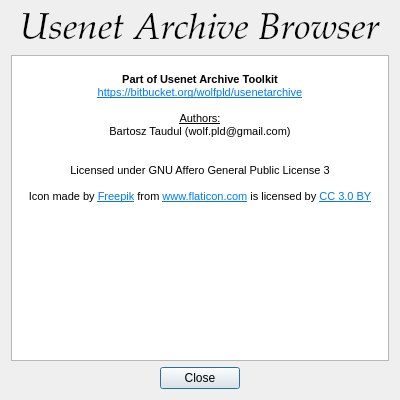
Above: browser/about.ui from wolfpld/usenetarchive before the change. Below: the same form after it.
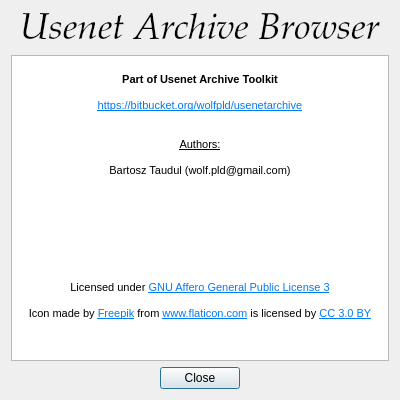
That is the form after the change.

Commit message: Add some spacing to about window.

Diff of the .ui file:
```diff
--- a/browser/about.ui
+++ b/browser/about.ui
@@ -53,13 +53,22 @@
 &lt;/style&gt;&lt;/head&gt;&lt;body style=&quot; font-family:'MS Shell Dlg 2'; font-size:8.25pt; font-weight:400; font-style:normal;&quot;&gt;
 &lt;p align=&quot;center&quot; style=&quot;-qt-paragraph-type:empty; margin-top:0px; margin-bottom:0px; margin-left:0px; margin-right:0px; -qt-block-indent:0; text-indent:0px; font-size:8pt;&quot;&gt;&lt;br /&gt;&lt;/p&gt;
 &lt;p align=&quot;center&quot; style=&quot; margin-top:0px; margin-bottom:0px; margin-left:0px; margin-right:0px; -qt-block-indent:0; text-indent:0px;&quot;&gt;&lt;span style=&quot; font-weight:600;&quot;&gt;Part of Usenet Archive Toolkit&lt;/span&gt;&lt;/p&gt;
+&lt;p align=&quot;center&quot; style=&quot;-qt-paragraph-type:empty; margin-top:0px; margin-bottom:0px; margin-left:0px; margin-right:0px; -qt-block-indent:0; text-indent:0px; font-weight:600;&quot;&gt;&lt;br /&gt;&lt;/p&gt;
 &lt;p align=&quot;center&quot; style=&quot; margin-top:0px; margin-bottom:0px; margin-left:0px; margin-right:0px; -qt-block-indent:0; text-indent:0px;&quot;&gt;&lt;a href=&quot;https://bitbucket.org/wolfpld/usenetarchive&quot;&gt;&lt;span style=&quot; font-size:8pt; text-decoration: underline; color:#007af4;&quot;&gt;https://bitbucket.org/wolfpld/usenetarchive&lt;/span&gt;&lt;/a&gt;&lt;/p&gt;
 &lt;p align=&quot;center&quot; style=&quot;-qt-paragraph-type:empty; margin-top:0px; margin-bottom:0px; margin-left:0px; margin-right:0px; -qt-block-indent:0; text-indent:0px;&quot;&gt;&lt;br /&gt;&lt;/p&gt;
+&lt;p align=&quot;center&quot; style=&quot;-qt-paragraph-type:empty; margin-top:0px; margin-bottom:0px; margin-left:0px; margin-right:0px; -qt-block-indent:0; text-indent:0px;&quot;&gt;&lt;br /&gt;&lt;/p&gt;
 &lt;p align=&quot;center&quot; style=&quot; margin-top:0px; margin-bottom:0px; margin-left:0px; margin-right:0px; -qt-block-indent:0; text-indent:0px;&quot;&gt;&lt;span style=&quot; text-decoration: underline;&quot;&gt;Authors:&lt;/span&gt;&lt;/p&gt;
+&lt;p align=&quot;center&quot; style=&quot;-qt-paragraph-type:empty; margin-top:0px; margin-bottom:0px; margin-left:0px; margin-right:0px; -qt-block-indent:0; text-indent:0px; text-decoration: underline;&quot;&gt;&lt;br /&gt;&lt;/p&gt;
 &lt;p align=&quot;center&quot; style=&quot; margin-top:0px; margin-bottom:0px; margin-left:0px; margin-right:0px; -qt-block-indent:0; text-indent:0px;&quot;&gt;Bartosz Taudul (wolf.pld@gmail.com)&lt;/p&gt;
 &lt;p align=&quot;center&quot; style=&quot;-qt-paragraph-type:empty; margin-top:0px; margin-bottom:0px; margin-left:0px; margin-right:0px; -qt-block-indent:0; text-indent:0px;&quot;&gt;&lt;br /&gt;&lt;/p&gt;
 &lt;p align=&quot;center&quot; style=&quot;-qt-paragraph-type:empty; margin-top:0px; margin-bottom:0px; margin-left:0px; margin-right:0px; -qt-block-indent:0; text-indent:0px;&quot;&gt;&lt;br /&gt;&lt;/p&gt;
-&lt;p align=&quot;center&quot; style=&quot; margin-top:0px; margin-bottom:0px; margin-left:0px; margin-right:0px; -qt-block-indent:0; text-indent:0px;&quot;&gt;Licensed under GNU Affero General Public License 3&lt;/p&gt;
+&lt;p align=&quot;center&quot; style=&quot;-qt-paragraph-type:empty; margin-top:0px; margin-bottom:0px; margin-left:0px; margin-right:0px; -qt-block-indent:0; text-indent:0px;&quot;&gt;&lt;br /&gt;&lt;/p&gt;
+&lt;p align=&quot;center&quot; style=&quot;-qt-paragraph-type:empty; margin-top:0px; margin-bottom:0px; margin-left:0px; margin-right:0px; -qt-block-indent:0; text-indent:0px;&quot;&gt;&lt;br /&gt;&lt;/p&gt;
+&lt;p align=&quot;center&quot; style=&quot;-qt-paragraph-type:empty; margin-top:0px; margin-bottom:0px; margin-left:0px; margin-right:0px; -qt-block-indent:0; text-indent:0px;&quot;&gt;&lt;br /&gt;&lt;/p&gt;
+&lt;p align=&quot;center&quot; style=&quot;-qt-paragraph-type:empty; margin-top:0px; margin-bottom:0px; margin-left:0px; margin-right:0px; -qt-block-indent:0; text-indent:0px;&quot;&gt;&lt;br /&gt;&lt;/p&gt;
+&lt;p align=&quot;center&quot; style=&quot;-qt-paragraph-type:empty; margin-top:0px; margin-bottom:0px; margin-left:0px; margin-right:0px; -qt-block-indent:0; text-indent:0px;&quot;&gt;&lt;br /&gt;&lt;/p&gt;
+&lt;p align=&quot;center&quot; style=&quot;-qt-paragraph-type:empty; margin-top:0px; margin-bottom:0px; margin-left:0px; margin-right:0px; -qt-block-indent:0; text-indent:0px;&quot;&gt;&lt;br /&gt;&lt;/p&gt;
+&lt;p align=&quot;center&quot; style=&quot; margin-top:0px; margin-bottom:0px; margin-left:0px; margin-right:0px; -qt-block-indent:0; text-indent:0px;&quot;&gt;Licensed under &lt;a href=&quot;https://www.gnu.org/licenses/agpl-3.0.html&quot;&gt;&lt;span style=&quot; font-size:8pt; text-decoration: underline; color:#007af4;&quot;&gt;GNU Affero General Public License 3&lt;/span&gt;&lt;/a&gt;&lt;/p&gt;
 &lt;p align=&quot;center&quot; style=&quot;-qt-paragraph-type:empty; margin-top:0px; margin-bottom:0px; margin-left:0px; margin-right:0px; -qt-block-indent:0; text-indent:0px;&quot;&gt;&lt;br /&gt;&lt;/p&gt;
 &lt;p align=&quot;center&quot; style=&quot; margin-top:0px; margin-bottom:0px; margin-left:0px; margin-right:0px; -qt-block-indent:0; text-indent:0px;&quot;&gt;Icon made by &lt;a href=&quot;http://www.flaticon.com/authors/freepik&quot;&gt;&lt;span style=&quot; font-size:8pt; text-decoration: underline; color:#007af4;&quot;&gt;Freepik&lt;/span&gt;&lt;/a&gt; from &lt;a href=&quot;http://www.flaticon.com&quot;&gt;&lt;span style=&quot; font-size:8pt; text-decoration: underline; color:#007af4;&quot;&gt;www.flaticon.com&lt;/span&gt;&lt;/a&gt; is licensed by &lt;a href=&quot;http://creativecommons.org/licenses/by/3.0/&quot;&gt;&lt;span style=&quot; font-size:8pt; text-decoration: underline; color:#007af4;&quot;&gt;CC 3.0 BY&lt;/span&gt;&lt;/a&gt;&lt;/p&gt;&lt;/body&gt;&lt;/html&gt;</string>
        </property>
```
